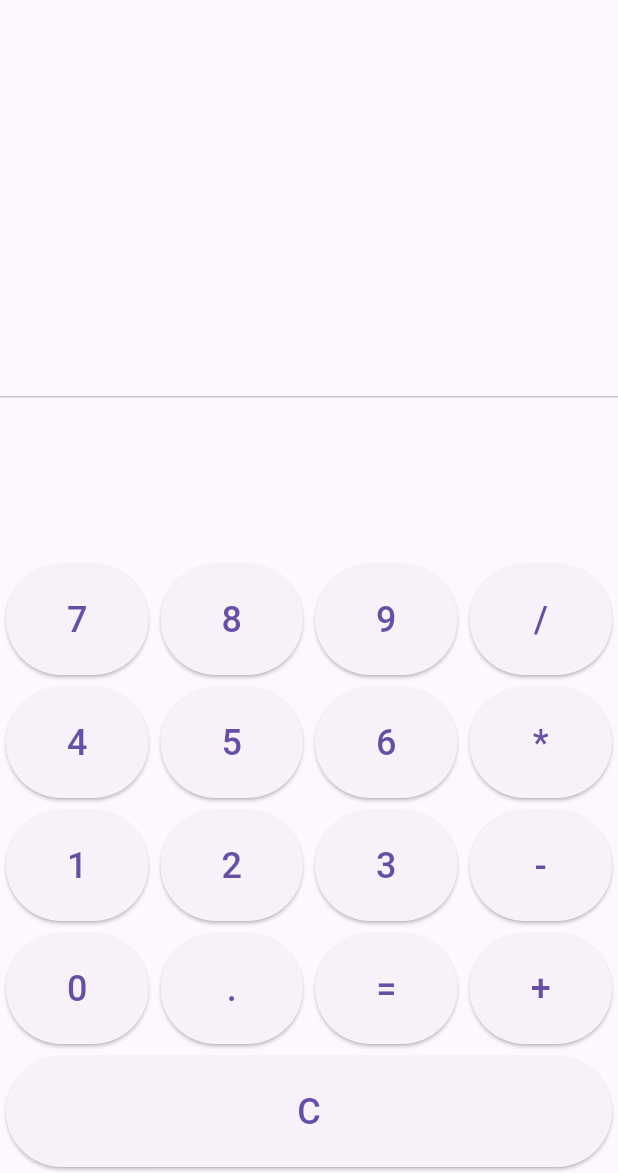
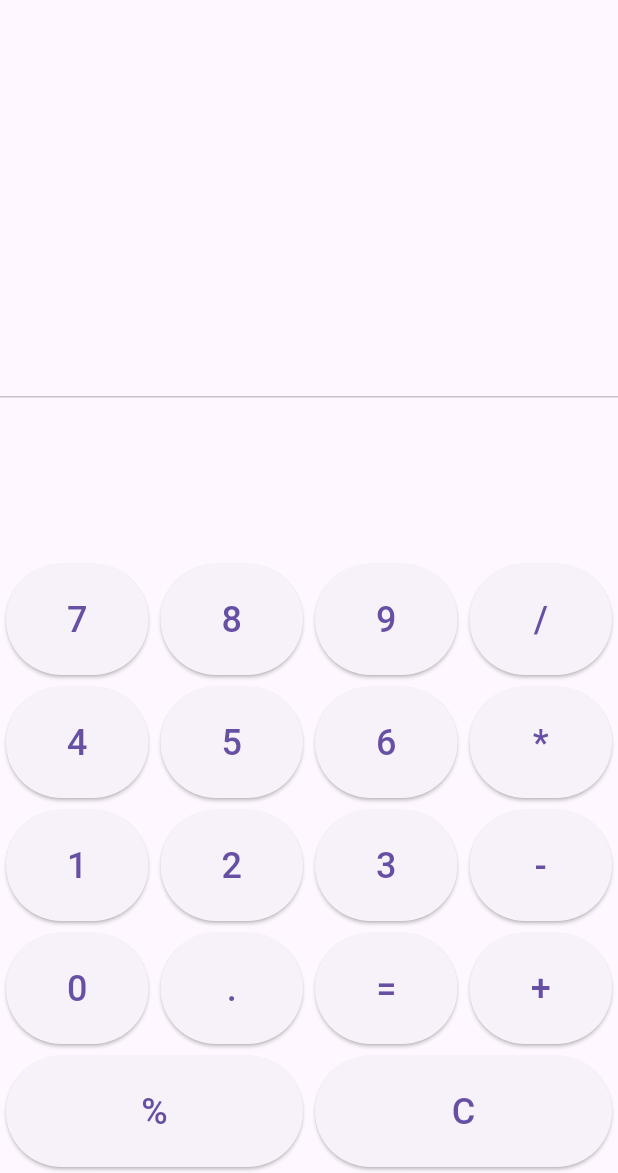
Before and after one commit to matt8011/flutter-calculator, a Flutter app: the screen it shows after launch, on a phone screen of 412 x 824 dp, the part 63-1236 px from its top. Run offline on Flutter 3.47's test engine with Material 3 defaults, Android fonts, the phone set to English and light mode, and no system bars; missing offline and left inert: expressions.

```diff
--- a/lib/main.dart
+++ b/lib/main.dart
@@ -104,7 +104,7 @@ class _CalculatorScreenState extends State<CalculatorScreen> {
                 children: ['0', '.', '=', '+'].map(_buildButton).toList(),
               ),
               Row(
-                children: ['C'].map(_buildButton).toList(),
+                children: ['%', 'C'].map(_buildButton).toList(),
               ),
             ],
           ),
```
Also changed, not shown: 3 other files.
